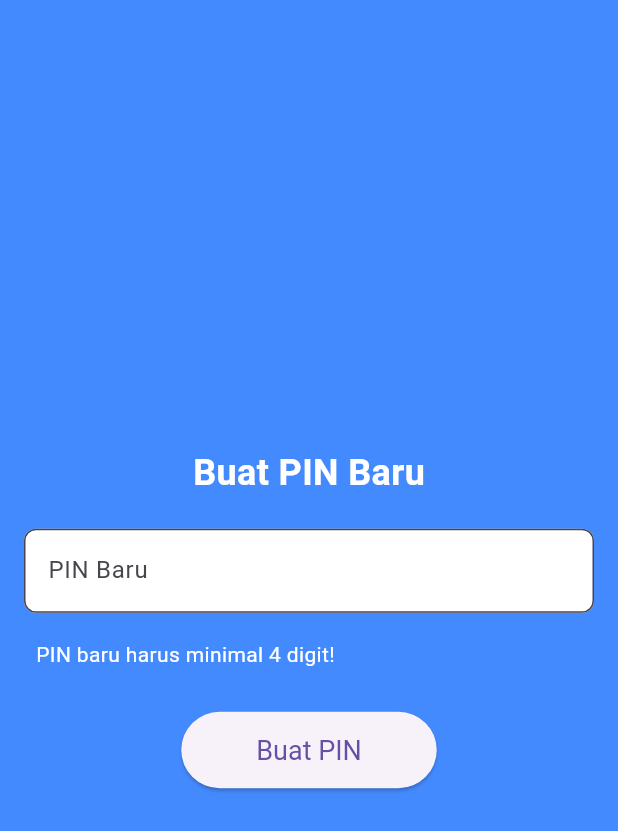
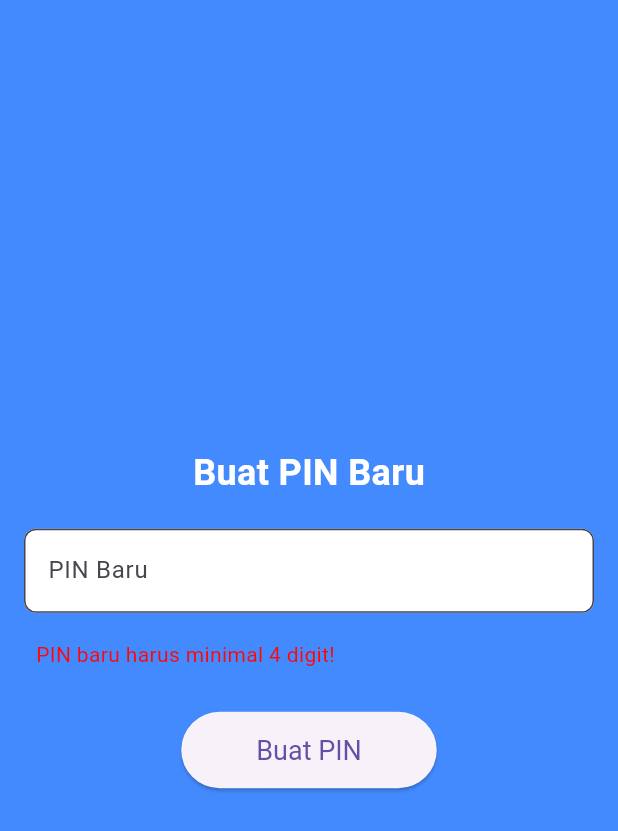
Before and after one commit to estavanieaudrey/NoteWithPin, a Flutter app: the screen it shows after launch, after a tap on "Buat PIN", on a phone screen of 412 x 824 dp. Shown: the top 831 px of the screen. Run offline on Flutter 3.47's test engine with Material 3 defaults, Android fonts, the phone set to English and light mode, and no system bars; our stand-ins replace flutter_secure_storage, hive, hive_flutter; accounts and stored records are empty.

```diff
--- a/lib/detailNote.dart
+++ b/lib/detailNote.dart
@@ -142,7 +142,7 @@ class _NoteDetailPageState extends State<NoteDetailPage> {
             ElevatedButton(
               // kl button di pencet akan panggil function savenote
               onPressed: _saveNote,
-              child: Text('Simpan'),
+              child: Text('Save'),
               style: ElevatedButton.styleFrom(
                 padding: EdgeInsets.symmetric(horizontal: 50, vertical: 15),
                 textStyle: TextStyle(fontSize: 18),
--- a/lib/main.dart
+++ b/lib/main.dart
@@ -9,7 +9,7 @@ void main() async {
   Hive.registerAdapter(NoteAdapter());
   await Hive.openBox<Note>('notes');
 
-  await PinStorage.deletePin();
+  // await PinStorage.deletePin();
   runApp(MyApp());
 }
 
--- a/lib/pinPage.dart
+++ b/lib/pinPage.dart
@@ -222,7 +222,7 @@ class _PinPageState extends State<PinPage> {
                       padding: const EdgeInsets.all(8.0),
                       child: Text(
                         _errorMessage,
-                        style: TextStyle(color: const Color.fromARGB(255, 255, 255, 255)),
+                        style: TextStyle(color: Color.fromARGB(255, 255, 7, 7)),
                       ),
                     ),
                 ],
```
Also changed, not shown: lib/homepage.dart (+7 -1 lines).
